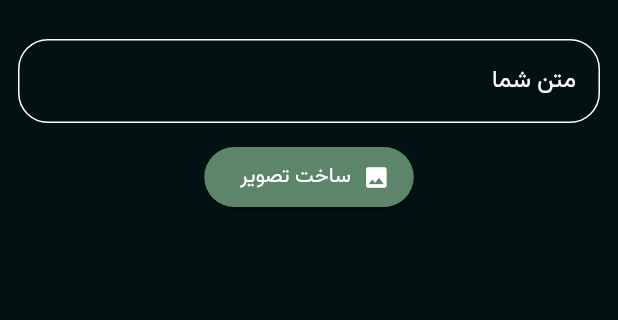
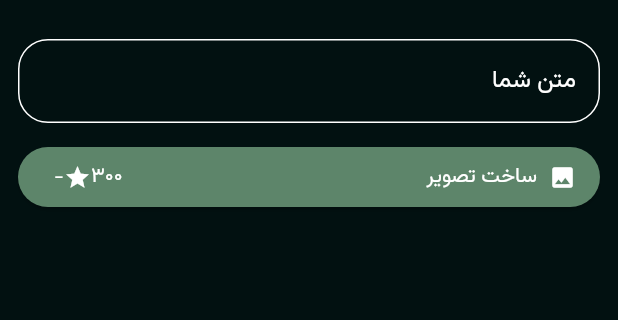
Before and after one commit to mohsenemx/aiapp, a Flutter app: the ImageGenerationPage screen opened directly with empty values, on a phone screen of 412 x 824 dp, the part 63-383 px from its top. Run offline on Flutter 3.47's test engine with Material 3 defaults, Android fonts, the phone set to English and light mode, and no system bars; our stand-ins replace dio, font_awesome_flutter, hive_flutter, image_picker; missing offline and left inert: arabic_numbers, image_gallery_saver_plus; accounts and stored records are empty; network calls fail; statements that could not run were skipped.

Commit message:
Proper imagegen

```diff
--- a/lib/ImageGen_page.dart
+++ b/lib/ImageGen_page.dart
@@ -127,7 +127,8 @@ class _ImageGenerationPageState extends State<ImageGenerationPage> {
                   maxLines: 3,
                 ),
                 const SizedBox(height: 12),
-                ElevatedButton.icon(
+                SizedBox(
+                  child: ElevatedButton.icon(
                     style: ButtonStyle(
                       backgroundColor: WidgetStatePropertyAll(
                         Theme.of(context).colorScheme.primary,
@@ -135,9 +136,29 @@ class _ImageGenerationPageState extends State<ImageGenerationPage> {
                     ),
                     onPressed: _loading ? null : _generate,
                     icon: const Icon(Icons.image, color: Colors.white),
-                  label: const Text(
+                    label: Row(
+                      mainAxisAlignment: MainAxisAlignment.spaceBetween,
+                      crossAxisAlignment: CrossAxisAlignment.center,
+                      mainAxisSize: MainAxisSize.max,
+                      children: [
+                        const Text(
                           'ساخت تصویر',
                           style: TextStyle(color: Colors.white),
+                        ),
+                        Row(
+                          mainAxisAlignment: MainAxisAlignment.center,
+                          mainAxisSize: MainAxisSize.max,
+                          children: [
+                            Text(
+                              NumberFormat.decimalPattern('fa').format(300),
+                              style: TextStyle(color: Colors.white),
+                            ),
+                            Icon(Icons.star, color: Colors.white),
+                            Text('-', style: TextStyle(color: Colors.white)),
+                          ],
+                        ),
+                      ],
+                    ),
                   ),
                 ),
               ],
--- a/pubspec.yaml
+++ b/pubspec.yaml
@@ -16,7 +16,7 @@ publish_to: "none" # Remove this line if you wish to publish to pub.dev
 # https://developer.apple.com/library/archive/documentation/General/Reference/InfoPlistKeyReference/Articles/CoreFoundationKeys.html
 # In Windows, build-name is used as the major, minor, and patch parts
 # of the product and file versions while build-number is used as the build suffix.
-version: 1.3.0+5
+version: 1.3.5+6
 
 environment:
   sdk: ^3.7.2
```
Also changed, not shown: lib/chat_page.dart (+5 -55 lines), lib/widgets/chat_bubble.dart (added, +60 -0 lines). Lines whose indentation alone changed are shown as unchanged.
